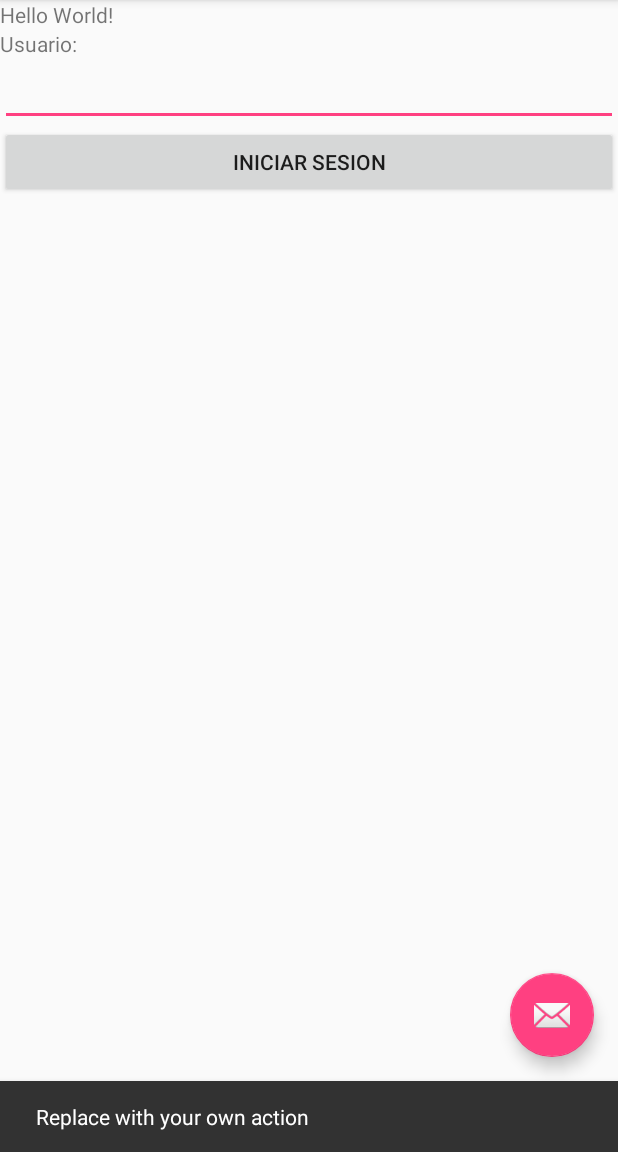
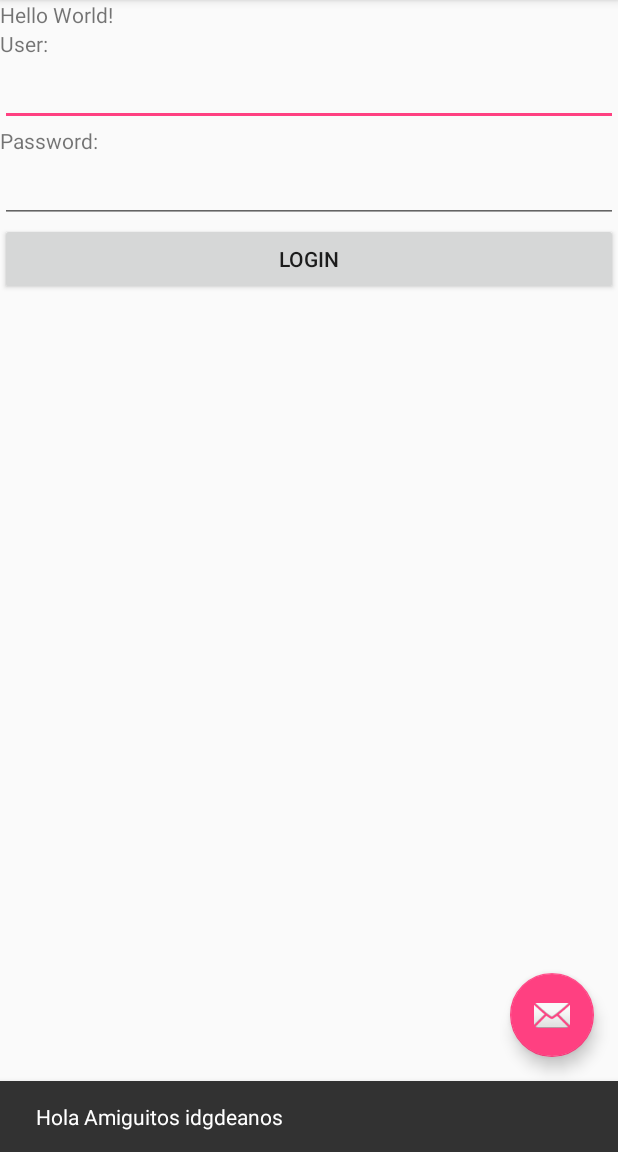
Before and after one commit to AndreaVaGa/IDG195-G7-Vazquez, an Android app: the screen it shows after launch (MainActivity), after a tap on an icon or button, on a phone screen of 412 x 824 dp, the part 84-1236 px from its top. Run offline under Robolectric (Android 15) with nearby library versions, the phone set to English and light mode, and no system bars; our stand-ins replace Volley; network calls fail; 1 statement that could not run was skipped.

Commit message:
My 1st App

```diff
--- a/MyFirstApp/app/build.gradle
+++ b/MyFirstApp/app/build.gradle
@@ -19,6 +19,7 @@ android {
 }
 
 dependencies {
+    implementation 'com.android.volley:volley:1.1.1'
     implementation fileTree(dir: 'libs', include: ['*.jar'])
     implementation 'com.android.support:appcompat-v7:28.0.0-rc01'
     implementation 'com.android.support.constraint:constraint-layout:1.1.2'
--- a/MyFirstApp/app/src/main/AndroidManifest.xml
+++ b/MyFirstApp/app/src/main/AndroidManifest.xml
@@ -1,6 +1,8 @@
 <?xml version="1.0" encoding="utf-8"?>
 <manifest xmlns:android="http://schemas.android.com/apk/res/android"
     package="mx.edu.cetys.garay.andrea.myfirstapp">
+
+    <uses-permission android:name="android.permission.INTERNET"/>
 
     <application
         android:allowBackup="true"
--- a/MyFirstApp/app/src/main/java/mx/edu/cetys/garay/andrea/myfirstapp/MainActivity.java
+++ b/MyFirstApp/app/src/main/java/mx/edu/cetys/garay/andrea/myfirstapp/MainActivity.java
@@ -8,6 +8,14 @@ import android.support.v7.widget.Toolbar;
 import android.view.View;
 import android.view.Menu;
 import android.view.MenuItem;
+import android.widget.Toast;
+
+import com.android.volley.Request;
+import com.android.volley.RequestQueue;
+import com.android.volley.Response;
+import com.android.volley.VolleyError;
+import com.android.volley.toolbox.StringRequest;
+import com.android.volley.toolbox.Volley;
 
 public class MainActivity extends AppCompatActivity {
 
@@ -22,10 +30,36 @@ public class MainActivity extends AppCompatActivity {
         fab.setOnClickListener(new View.OnClickListener() {
             @Override
             public void onClick(View view) {
-                Snackbar.make(view, "Replace with your own action", Snackbar.LENGTH_LONG)
+                VolleyRequest();
+                Snackbar.make(view, "Hola Amiguitos idgdeanos", Snackbar.LENGTH_LONG)
                         .setAction("Action", null).show();
+
             }
         });
+    }
+
+    public void VolleyRequest(){
+        RequestQueue queue = Volley.newRequestQueue(this);
+        String url ="https://api.myjson.com/bins/i15p8";
+
+        // Request a string response from the provided URL.
+        StringRequest stringRequest = new StringRequest(Request.Method.GET, url,
+                new Response.Listener<String>() {
+                    @Override
+                    public void onResponse(String response) {
+                        Toast.makeText(getApplicationContext(),
+                                response.substring(0, 500),
+                                Toast.LENGTH_LONG).show();
+                    }
+                }, new Response.ErrorListener() {
+            @Override
+            public void onErrorResponse(VolleyError error) {
+               Toast.makeText(getApplicationContext(), error.getMessage(),Toast.LENGTH_SHORT).show();
+            }
+        });
+
+// Add the request to the RequestQueue.
+        queue.add(stringRequest);
     }
 
     @Override
--- a/MyFirstApp/app/src/main/res/layout/content_main.xml
+++ b/MyFirstApp/app/src/main/res/layout/content_main.xml
@@ -17,7 +17,16 @@
     <TextView
         android:layout_width="wrap_content"
         android:layout_height="wrap_content"
-        android:text="Usuario:" />
+        android:text="User:" />
+
+    <EditText
+        android:layout_width="match_parent"
+        android:layout_height="wrap_content" />
+
+    <TextView
+        android:layout_width="wrap_content"
+        android:layout_height="wrap_content"
+        android:text="Password:" />
 
     <EditText
         android:layout_width="match_parent"
@@ -26,7 +35,7 @@
     <Button
         android:layout_width="match_parent"
         android:layout_height="wrap_content"
-        android:text="Iniciar Sesion"/>
+        android:text="Login"/>
 
 
 </android.support.v7.widget.LinearLayoutCompat>
```
